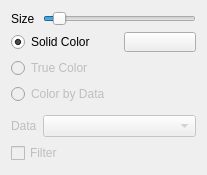
Kitware/TeleSculptor, file gui/PointOptions.ui: the form before one commit.
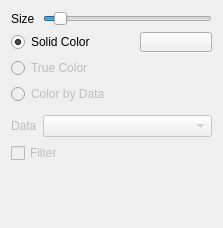
The form after the commit. Custom widgets are drawn as their Qt base class.

Diff of the .ui file:
```diff
--- a/gui/PointOptions.ui
+++ b/gui/PointOptions.ui
@@ -6,8 +6,8 @@
    <rect>
     <x>0</x>
     <y>0</y>
-    <width>207</width>
-    <height>169</height>
+    <width>223</width>
+    <height>228</height>
    </rect>
   </property>
   <property name="windowTitle">
```
Left out of the diff: 6 changed lines with no effect on the pictures.
